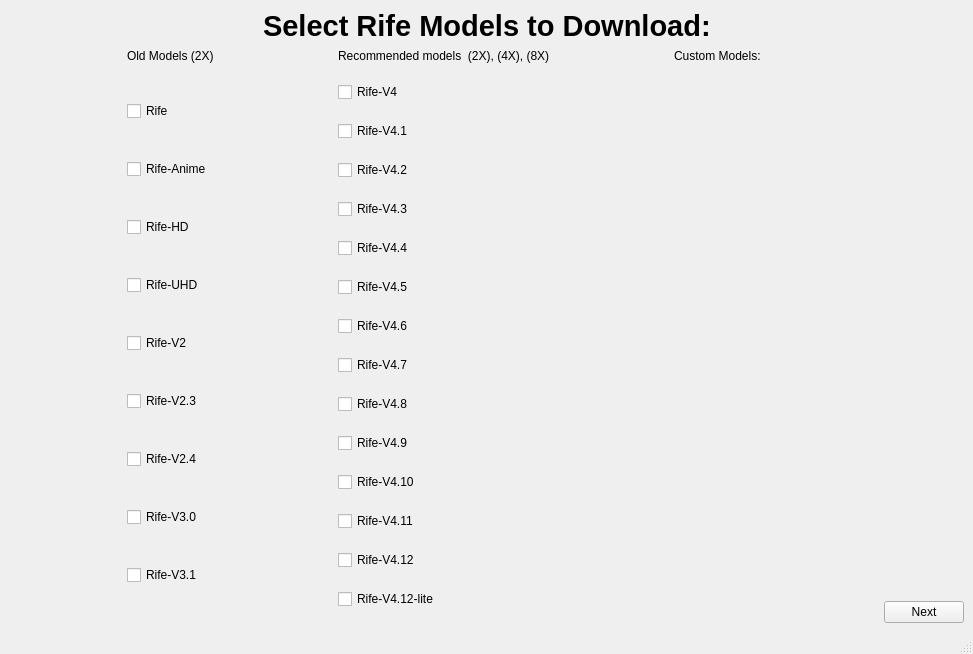
Old version of the form src/getModels/SelectModels.ui in the repository TNTwise/REAL-Video-Enhancer.
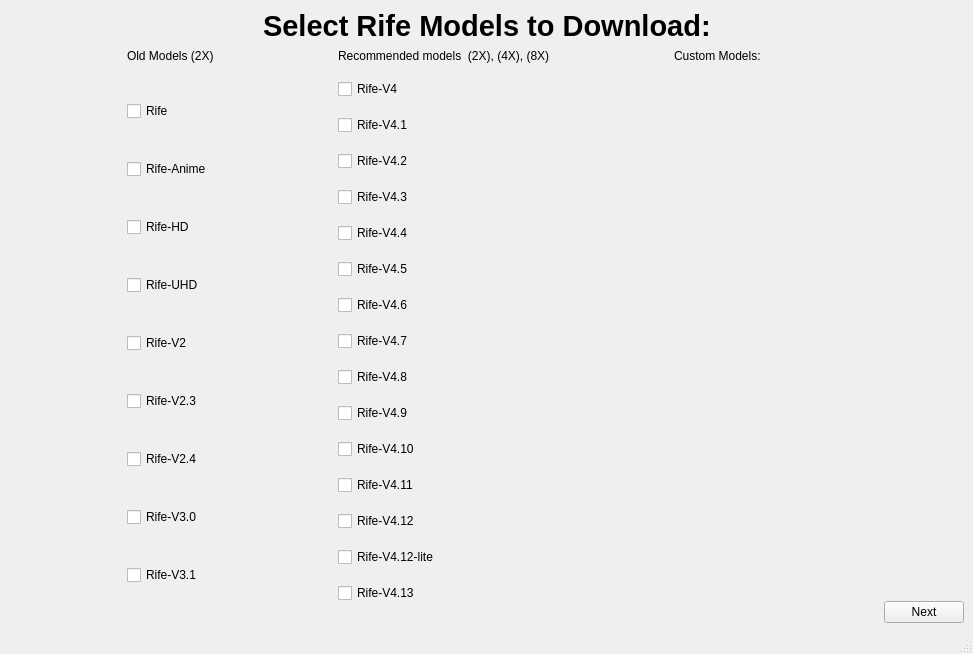
New version of the form.

Diff of the .ui file:
```diff
--- a/src/getModels/SelectModels.ui
+++ b/src/getModels/SelectModels.ui
@@ -248,6 +248,13 @@
               </property>
              </widget>
             </item>
+            <item>
+             <widget class="QCheckBox" name="rife413">
+              <property name="text">
+               <string>Rife-V4.13</string>
+              </property>
+             </widget>
+            </item>
            </layout>
           </item>
           <item row="1" column="0">
```
